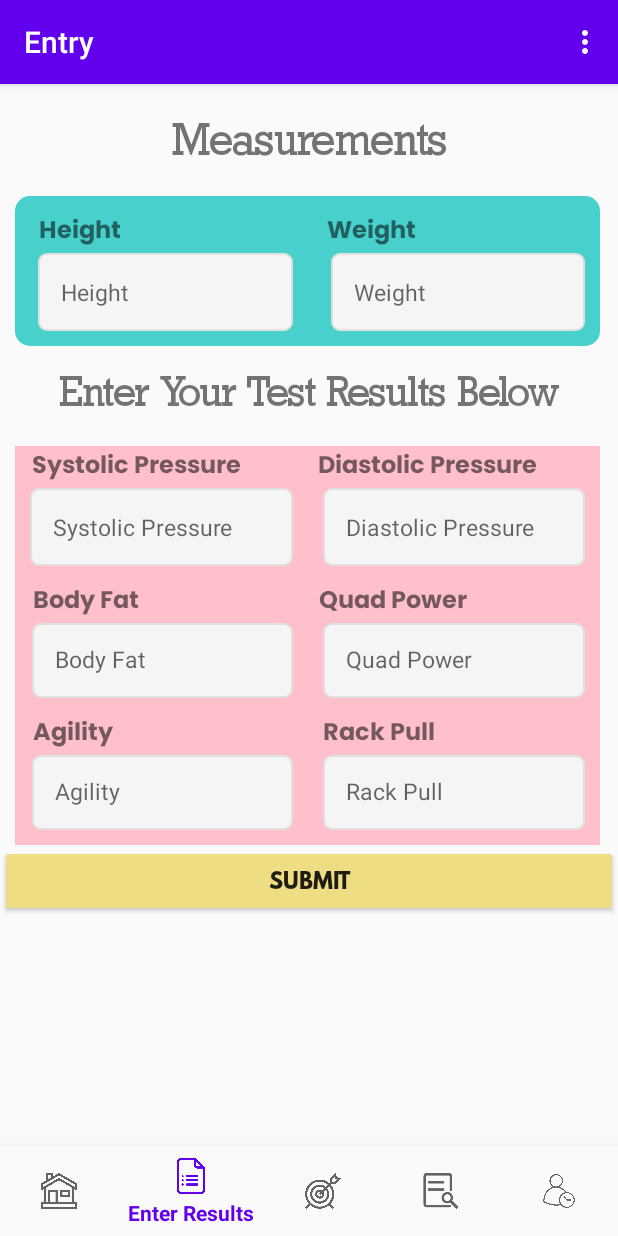
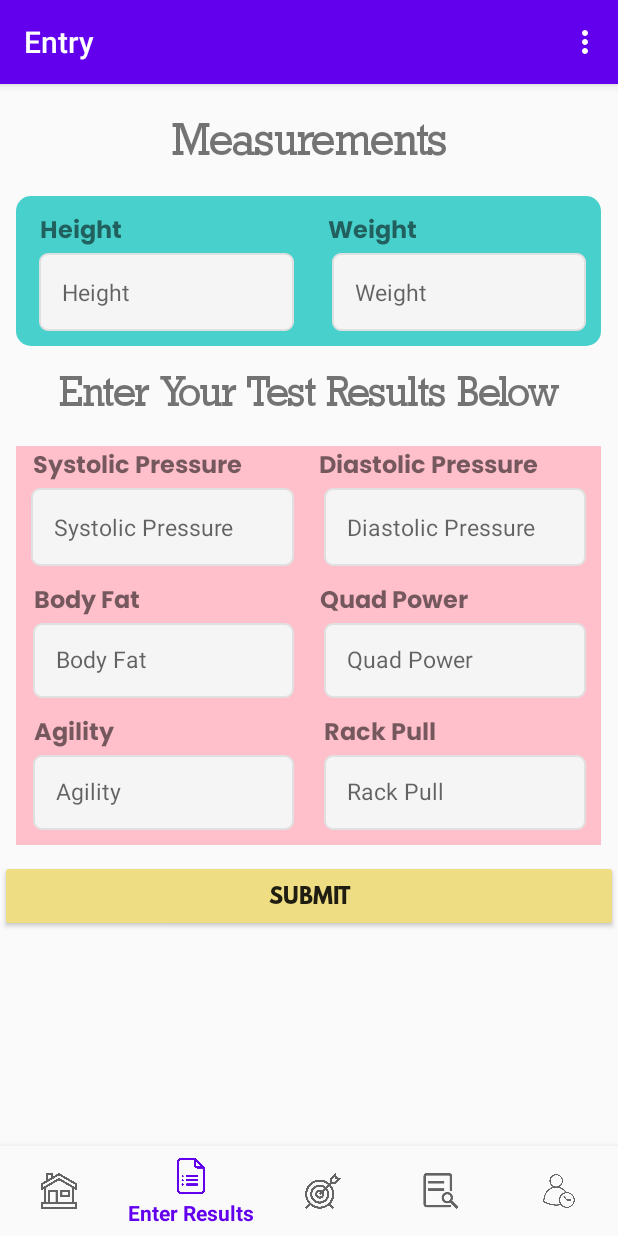
Before and after one commit to ErnestRepublicPoly/FYP, an Android app: the EntryFragment screen opened through its navigation route, on a phone screen of 412 x 824 dp. Run offline under Robolectric (Android 15) with nearby library versions, the phone set to English and light mode, and no system bars; our stand-ins replace Firebase (no records; nobody signed in at launch, a user with empty details on screens opened directly), navigation-ui.

Commit message:
finalui4

```diff
--- a/app/src/main/res/layout/entry_fragment.xml
+++ b/app/src/main/res/layout/entry_fragment.xml
@@ -4,7 +4,6 @@
     xmlns:tools="http://schemas.android.com/tools"
     android:layout_width="match_parent"
     android:layout_height="match_parent"
-
     android:orientation="vertical"
     tools:context=".HomeFragment.HomeFragment">
 
@@ -22,7 +21,7 @@
     <LinearLayout
         android:layout_width="390dp"
         android:layout_height="wrap_content"
-        android:layout_marginLeft="10dp"
+        android:layout_gravity="center"
         android:background="@drawable/entry_white"
         android:orientation="vertical"
         android:layout_marginTop="20dp"
@@ -105,7 +104,7 @@
     <LinearLayout
         android:layout_width="390dp"
         android:layout_height="wrap_content"
-        android:layout_marginLeft="10dp"
+        android:layout_gravity="center"
         android:background="@color/colorPink"
         android:orientation="vertical"
         android:layout_marginTop="20dp">
@@ -294,6 +293,7 @@
         android:fontFamily="@font/leaguespartan_bold"
         android:backgroundTint="@color/colroPastalYello"
         android:id="@+id/buttonSubmit"
+        android:layout_marginTop="10dp"
         android:layout_width="match_parent"
         android:layout_height="wrap_content"
         android:text="@string/S" />
```
